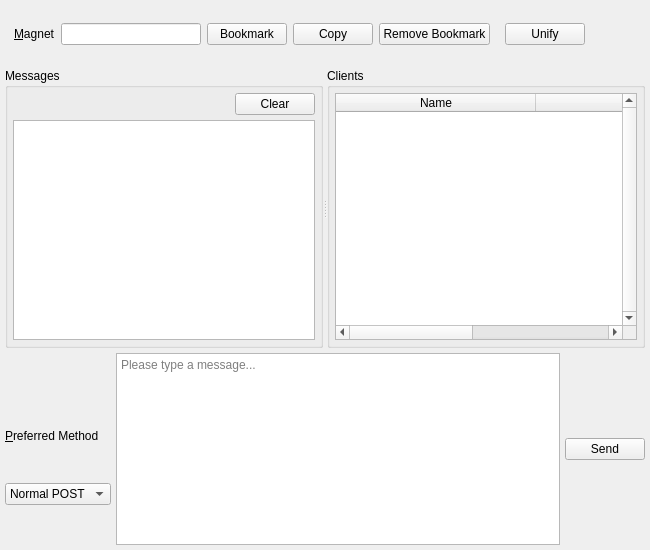
Old version of the form branches/trunk/UI/spot-on-buzzpage.ui in the repository textbrowser/spot-on.
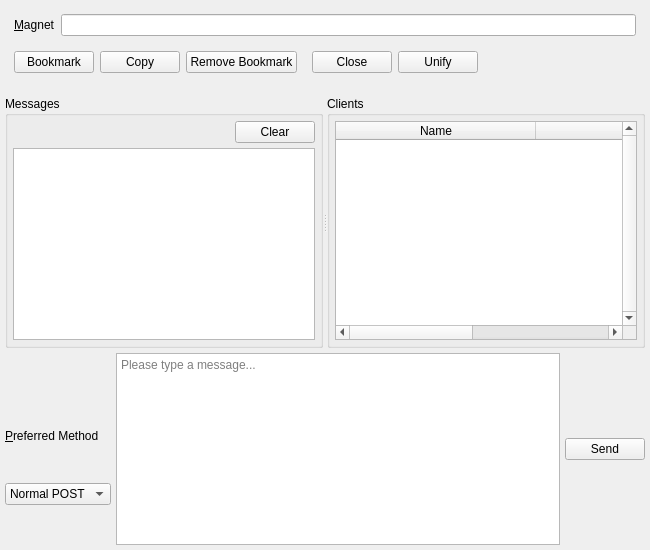
New version of the form. Custom widgets are drawn as their Qt base class.

Commit message: New Buzz Close button.

```diff
--- a/branches/trunk/UI/spot-on-buzzpage.ui
+++ b/branches/trunk/UI/spot-on-buzzpage.ui
@@ -37,7 +37,9 @@
        <verstretch>0</verstretch>
       </sizepolicy>
      </property>
-     <layout class="QHBoxLayout" name="horizontalLayout">
+     <layout class="QVBoxLayout" name="verticalLayout_3">
+      <item>
+       <layout class="QHBoxLayout" name="horizontalLayout_3">
       <item>
        <widget class="QLabel" name="label">
         <property name="text">
@@ -55,6 +57,10 @@
         </property>
        </widget>
       </item>
+       </layout>
+      </item>
+      <item>
+       <layout class="QHBoxLayout" name="horizontalLayout">
       <item>
        <widget class="QPushButton" name="favorite">
         <property name="text">
@@ -79,6 +85,13 @@
       <item>
        <widget class="QFrame" name="frame">
         <layout class="QHBoxLayout" name="horizontalLayout_2">
+           <item>
+            <widget class="QPushButton" name="close">
+             <property name="text">
+              <string>Close</string>
+             </property>
+            </widget>
+           </item>
          <item>
           <widget class="QPushButton" name="unify">
            <property name="toolTip">
@@ -106,6 +119,8 @@
        </widget>
       </item>
      </layout>
+      </item>
+     </layout>
     </widget>
    </item>
    <item>
```
Left out of the diff: 1 changed line with no effect on the pictures. Lines whose indentation alone changed are shown as unchanged. The commit also changes 4 other files.
